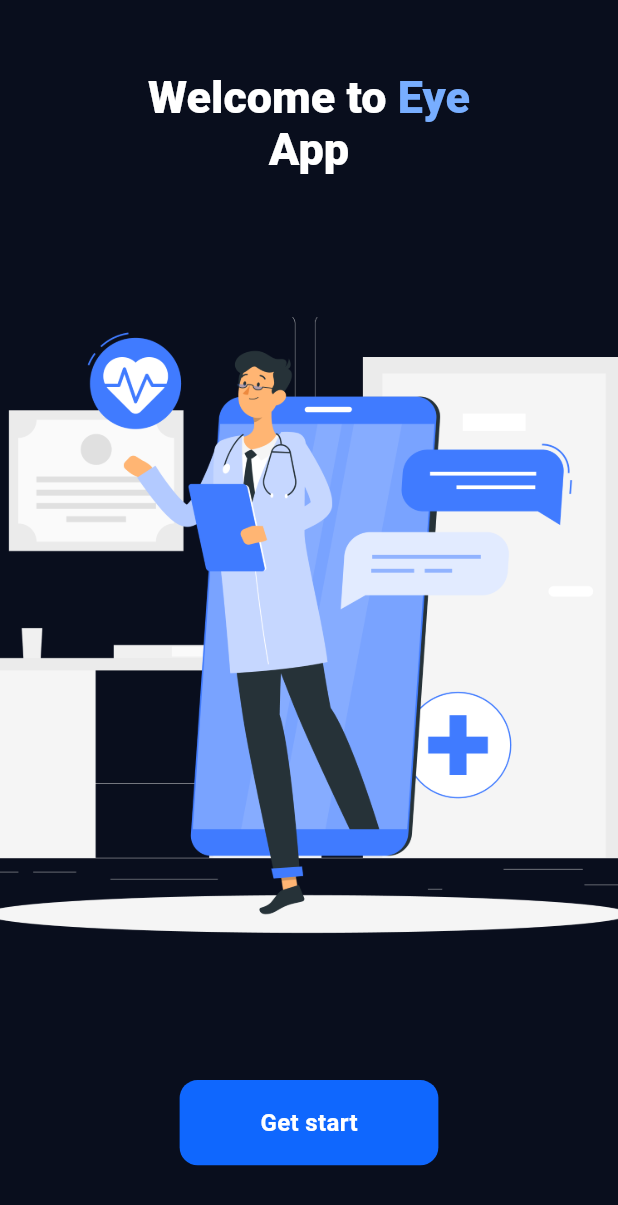
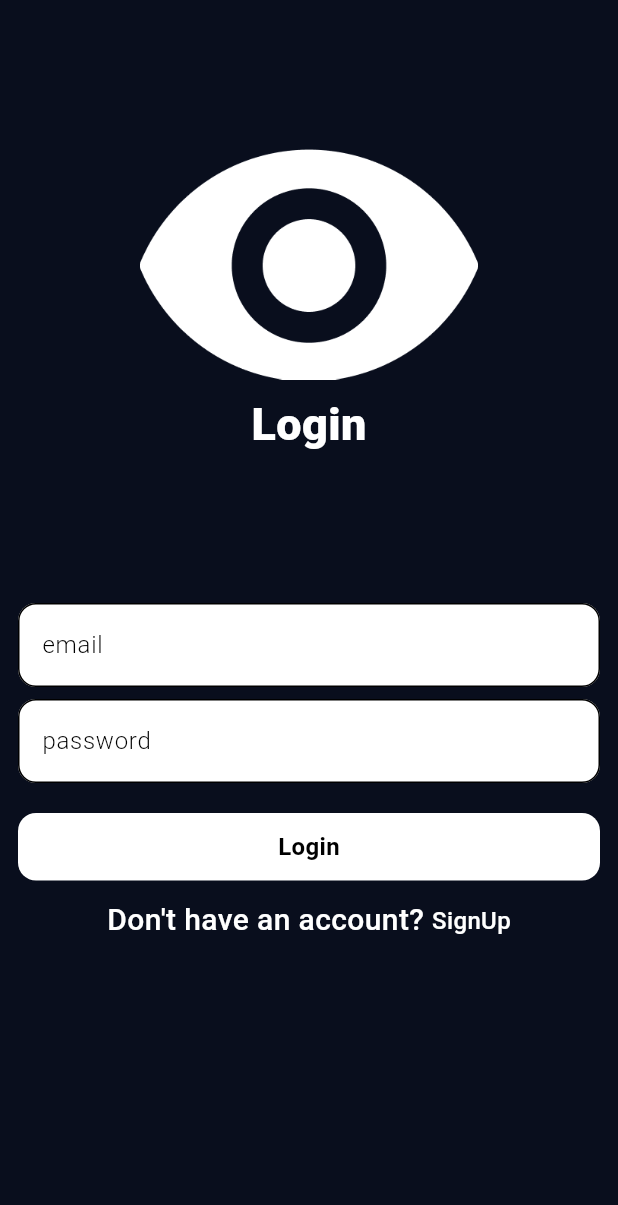
Before and after one commit to YUSEF-RAMY/Eye_Predict_Project, a Flutter app: the screen it shows after launch, on a phone screen of 412 x 824 dp. Shown: the top 1205 px of the screen. Run offline on Flutter 3.47's test engine with Material 3 defaults, Android fonts, the phone set to English and light mode, and no system bars; our stand-ins replace dio, flutter_screenutil, image_picker; missing offline and left inert: dart:ffi.

Commit message:
add two design screens login and signup

```diff
--- a/Mobile_App/lib/main.dart
+++ b/Mobile_App/lib/main.dart
@@ -1,3 +1,7 @@
+import 'package:eye_app/presentation/screens/home_screen/home_screen.dart';
+import 'package:eye_app/presentation/screens/login_screen/login_screen.dart';
+import 'package:eye_app/presentation/screens/onboarding_screen/onboarding_screen.dart';
+import 'package:eye_app/presentation/screens/signup_screen/signup_screen.dart';
 import 'package:eye_app/presentation/screens/welcome_screen/welcome_screen.dart';
 import 'package:flutter/material.dart';
 import 'package:flutter_screenutil/flutter_screenutil.dart';
@@ -11,17 +15,21 @@ class EyeApp extends StatelessWidget {
 
   @override
   Widget build(BuildContext context) {
-    return  ScreenUtilInit(
-      designSize: const Size(375, 812),
-      minTextAdapt: true,
-      splitScreenMode: true,
-      builder: (_, child) {
-        return MaterialApp(
+    return ScreenUtilInit(
+        designSize: const Size(375, 812),
+        minTextAdapt: true,
+        splitScreenMode: true,
+        child: MaterialApp(
+          routes: {
+            LoginScreen.id: (context) => LoginScreen(),
+            SignUpScreen.id: (context) => SignUpScreen(),
+            WelcomeScreen.id: (context) => WelcomeScreen(),
+            HomeScreen.id: (context) => HomeScreen(),
+            OnboardingScreen.id: (context) => OnboardingScreen(),
+          },
           debugShowCheckedModeBanner: false,
-          home: child,
-        );
-      },
-      child: WelcomeScreen(),
+          initialRoute: LoginScreen.id,
+        ),
     );
   }
 }
--- /dev/null
+++ b/Mobile_App/lib/presentation/componants/custom_button.dart
@@ -0,0 +1,35 @@
+import 'dart:ffi';
+
+import 'package:eye_app/presentation/resources/text_style_manager.dart';
+import 'package:flutter/material.dart';
+
+import '../resources/color_manager.dart';
+
+class CustomButton extends StatelessWidget {
+  CustomButton({required this.text, required this.onTap});
+
+  final VoidCallback onTap;
+  String text;
+
+  @override
+  Widget build(BuildContext context) {
+    return GestureDetector(
+      onTap: onTap,
+      child: Container(
+        width: double.infinity,
+        height: 45,
+        decoration: BoxDecoration(
+          color: ColorManager.white,
+          borderRadius: BorderRadius.circular(12.0),
+        ),
+        alignment: Alignment.center,
+        child: Text(
+          text,
+          style: TextStyleManager.White16Bold.copyWith(
+            color: ColorManager.black,
+          ),
+        ),
+      ),
+    );
+  }
+}
--- /dev/null
+++ b/Mobile_App/lib/presentation/componants/custom_text_field.dart
@@ -0,0 +1,26 @@
+import 'package:flutter/material.dart';
+
+import '../resources/color_manager.dart';
+import '../resources/text_style_manager.dart';
+
+class CustomTextField extends StatelessWidget {
+   CustomTextField({this.hintText});
+String? hintText;
+  @override
+  Widget build(BuildContext context) {
+    return TextField(
+      onSubmitted: (value) {
+
+      },
+      decoration: InputDecoration(
+        filled: true,
+        fillColor: ColorManager.white,
+        enabledBorder: OutlineInputBorder(
+          borderRadius: BorderRadius.circular(12),
+        ),
+        hintText: hintText,
+        hintStyle: TextStyleManager.White16Medium.copyWith(color: ColorManager.black,fontWeight: FontWeight.w300),
+      ),
+    );
+  }
+}
--- a/Mobile_App/lib/presentation/resources/color_manager.dart
+++ b/Mobile_App/lib/presentation/resources/color_manager.dart
@@ -9,5 +9,6 @@ class ColorManager{
   static const Color gray = Color(0xffa1a1a1);
   static const Color white = Color(0xffffffff);
   static const Color red = Color(0xffFF0000);
+  static const Color black = Color(0xff000000);
   static const Color subtitle_color = Color(0xffDCE1E8);
 }
--- a/Mobile_App/lib/presentation/resources/image_manager.dart
+++ b/Mobile_App/lib/presentation/resources/image_manager.dart
@@ -2,9 +2,10 @@ class ImageManager{
   ImageManager._();
 
   static const String path = "assets/images/";
-  static const String splash = "${path}splash.png";
+  static const String welcome = "${path}welcome.png";
   static const String onboarding_1 = "${path}onboarding_1.png";
   static const String onboarding_2 = "${path}onboarding_2.png";
   static const String onboarding_3 = "${path}onboarding_3.png";
   static const String finish_picture = "${path}finish_picture.png";
+  static const String eye_icon = "${path}eye_icon.png";
 }
--- a/Mobile_App/lib/presentation/resources/text_style_manager.dart
+++ b/Mobile_App/lib/presentation/resources/text_style_manager.dart
@@ -17,6 +17,11 @@ class TextStyleManager {
   static TextStyle White28ExtraBold = TextStyle(
     color: ColorManager.white,
     fontSize: 28,
+    fontWeight: FontWeight.w800,
+  );
+  static TextStyle White24ExtraBold = TextStyle(
+    color: ColorManager.white,
+    fontSize: 24,
     fontWeight: FontWeight.w800,
   );
   static TextStyle White20Medium = TextStyle(
--- a/Mobile_App/lib/presentation/screens/home_screen/home_screen.dart
+++ b/Mobile_App/lib/presentation/screens/home_screen/home_screen.dart
@@ -10,6 +10,8 @@ import '../../../data/request/upload_image_request.dart';
 
 class HomeScreen extends StatefulWidget {
   const HomeScreen({super.key});
+  static String id = 'HomeScreen';
+
 
   @override
   State<HomeScreen> createState() => _HomeScreenState();
@@ -53,9 +55,9 @@ class _HomeScreenState extends State<HomeScreen> {
               style: TextStyleManager.White16Medium,
             ),
             GestureDetector(
-              onTap: () async{
+              onTap: () async {
                 await pickImage(ImageSource.gallery);
-                await UploadImageRequest(_image);
+                await UploadImageRequest(imageFile: _image);
               },
               child: Container(
                 width: 195.w,
--- /dev/null
+++ b/Mobile_App/lib/presentation/screens/login_screen/login_screen.dart
@@ -0,0 +1,62 @@
+import 'package:eye_app/presentation/screens/welcome_screen/welcome_screen.dart';
+import 'package:flutter/material.dart';
+import '../../componants/custom_button.dart';
+import '../../componants/custom_text_field.dart';
+import '../../resources/color_manager.dart';
+import '../../resources/image_manager.dart';
+import '../../resources/text_style_manager.dart';
+import '../signup_screen/signup_screen.dart';
+
+class LoginScreen extends StatelessWidget {
+  LoginScreen({super.key});
+
+  static String id = 'LoginScreen';
+
+  @override
+  Widget build(BuildContext context) {
+    return Scaffold(
+      backgroundColor: ColorManager.background_color,
+      body: Padding(
+        padding: const EdgeInsets.symmetric(horizontal: 12.0),
+        child: Column(
+          mainAxisAlignment: MainAxisAlignment.center,
+          children: [
+            Spacer(flex: 1),
+            Image(
+              image: AssetImage(ImageManager.eye_icon),
+              width: 225,
+              height: 155,
+              fit: BoxFit.cover,
+            ),
+
+            const SizedBox(height: 8.0),
+            Text('Login', style: TextStyleManager.White30ExtraBold),
+            Spacer(flex: 1),
+            CustomTextField(hintText: 'email'),
+            SizedBox(height: 8),
+            CustomTextField(hintText: 'password'),
+            SizedBox(height: 20),
+            CustomButton(text: 'Login',onTap: (){
+              Navigator.pushReplacementNamed(context, WelcomeScreen.id,);
+            },),
+            SizedBox(height: 12),
+            Row(
+              mainAxisAlignment: MainAxisAlignment.center,
+              children: [
+                Text(
+                  'Don\'t have an account? ',
+                  style: TextStyleManager.White20Medium,
+                ),
+                GestureDetector(
+                  onTap: () => Navigator.pushNamed(context, SignUpScreen.id),
+                  child: Text('SignUp', style: TextStyleManager.White16Medium),
+                ),
+              ],
+            ),
+            Spacer(flex: 2),
+          ],
+        ),
+      ),
+    );
+  }
+}
```
Also changed, not shown: Mobile_App/lib/data/request/upload_image_request.dart (+6 -5 lines), Mobile_App/lib/presentation/screens/onboarding_screen/onboarding_screen.dart (+4 -3 lines), Mobile_App/lib/presentation/screens/signup_screen/signup_screen.dart (added, +68 -0 lines), Mobile_App/lib/presentation/screens/welcome_screen/welcome_screen.dart (+4 -3 lines), Mobile_App/assets/images/eye_icon.png (added), Mobile_App/assets/images/welcome.png (added).
